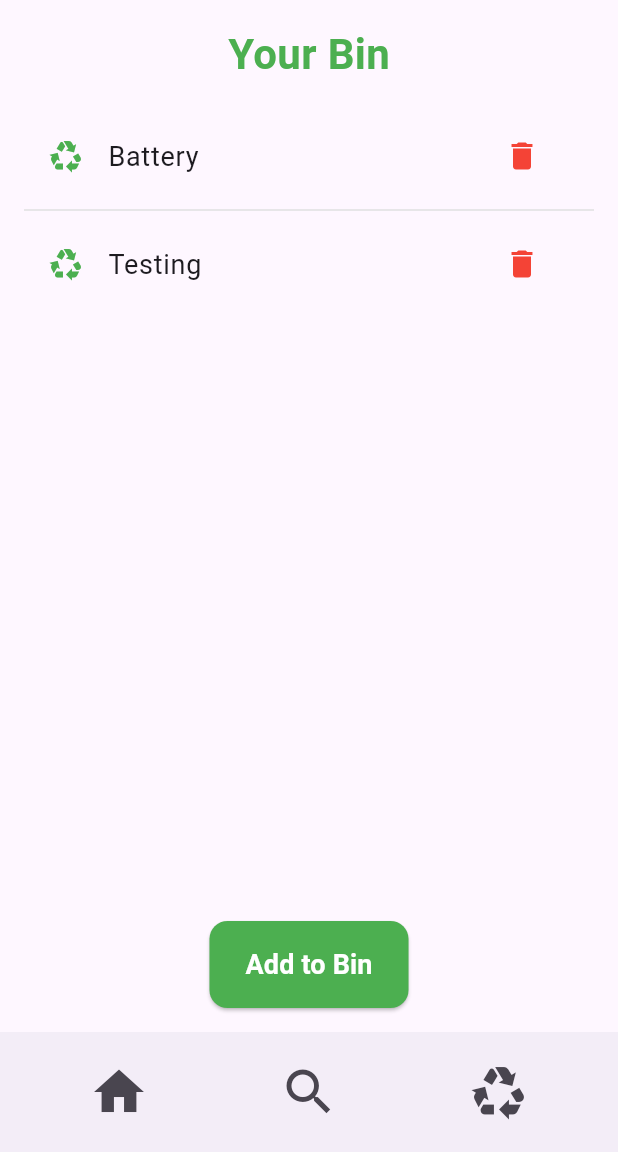
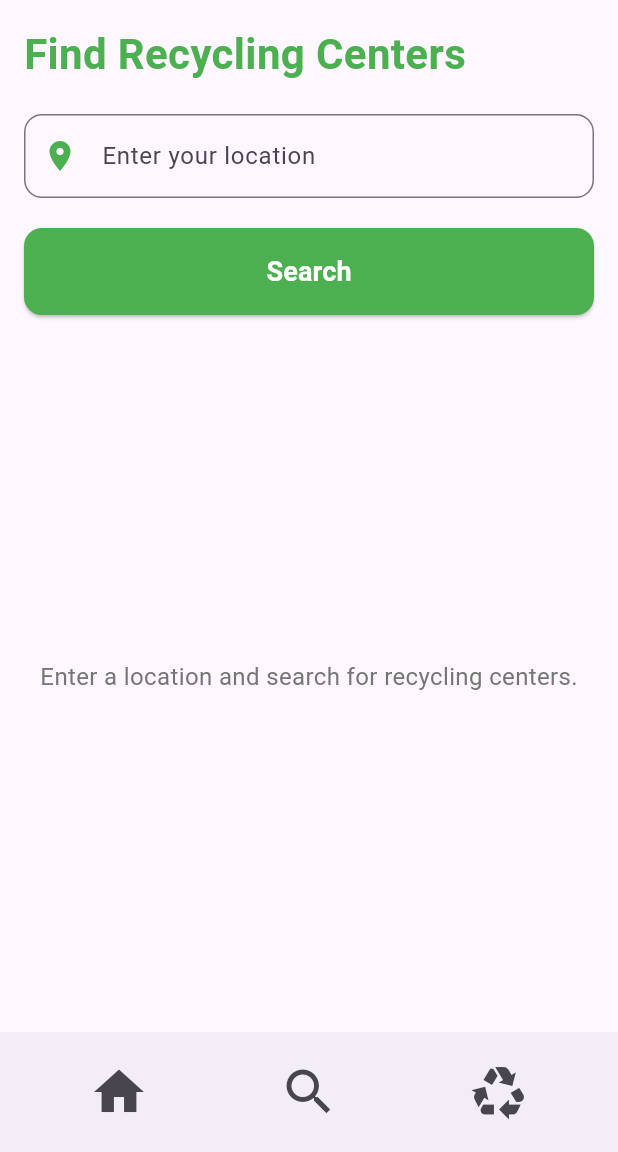
Before and after one commit to ivannimets/e-waste-hero, a Flutter app: the screen it shows after launch, on a phone screen of 412 x 824 dp, the part 84-1236 px from its top. Run offline on Flutter 3.47's test engine with Material 3 defaults, Android fonts, the phone set to English and light mode, and no system bars.

Commit message:
Search page

```diff
--- a/ewastehero/lib/main.dart
+++ b/ewastehero/lib/main.dart
@@ -1,4 +1,5 @@
 import 'package:ewastehero/screens/bin_page.dart';
+import 'package:ewastehero/screens/search_screen.dart';
 import 'package:flutter/material.dart';
 import 'screens/home_screen.dart';
 import 'screens/login_screen.dart'; // Import your HomeScreen
@@ -17,7 +18,7 @@ class EWasteHeroApp extends StatelessWidget {
         fontFamily: 'Roboto', // Default font family for the app
         visualDensity: VisualDensity.adaptivePlatformDensity,
       ),
-      home: BinScreen(),
+      home: SearchScreen(),
     );
   }
 }
--- /dev/null
+++ b/ewastehero/lib/screens/search_screen.dart
@@ -0,0 +1,113 @@
+import 'package:ewastehero/screens/base_screen.dart';
+import 'package:flutter/material.dart';
+
+class SearchScreen extends StatefulWidget {
+  @override
+  _SearchScreenState createState() => _SearchScreenState();
+}
+
+class _SearchScreenState extends State<SearchScreen> {
+  final TextEditingController _locationController = TextEditingController();
+  List<Map<String, String>> recyclingCenters = [];
+
+  // Sample data for demonstration
+  final List<Map<String, String>> sampleCenters = [
+    {"name": "Green Tech Recycling", "address": "123 Green St, Waterloo, ON"},
+    {"name": "E-Waste Solutions", "address": "456 Tech Ave, Kitchener, ON"},
+    {"name": "EcoRecycle Depot", "address": "789 Sustainability Rd, Toronto, ON"},
+  ];
+
+  void searchRecyclingCenters() {
+    // For now, just show the sample data
+    setState(() {
+      recyclingCenters = List.from(sampleCenters);
+    });
+  }
+
+  @override
+  Widget build(BuildContext context) {
+    return BaseScreen(
+      body: Padding(
+        padding: const EdgeInsets.all(16.0),
+        child: Column(
+          crossAxisAlignment: CrossAxisAlignment.start,
+          children: [
+            // Title
+            Text(
+              'Find Recycling Centers',
+              style: TextStyle(
+                fontSize: 28,
+                fontWeight: FontWeight.bold,
+                color: Colors.green,
+              ),
+            ),
+            SizedBox(height: 20),
+
+            // Location Input Field
+            TextField(
+              controller: _locationController,
+              decoration: InputDecoration(
+                labelText: "Enter your location",
+                prefixIcon: Icon(Icons.location_on, color: Colors.green),
+                border: OutlineInputBorder(borderRadius: BorderRadius.circular(12)),
+              ),
+            ),
+            SizedBox(height: 20),
+
+            // Search Button
+            ElevatedButton(
+              onPressed: searchRecyclingCenters,
+              style: ElevatedButton.styleFrom(
+                backgroundColor: Colors.green,
+                foregroundColor: Colors.white,
+                padding: EdgeInsets.symmetric(vertical: 16),
+                shape: RoundedRectangleBorder(
+                  borderRadius: BorderRadius.circular(12),
+                ),
+              ),
+              child: Center(
+                child: Text(
+                  'Search',
+                  style: TextStyle(fontSize: 18, fontWeight: FontWeight.bold),
+                ),
+              ),
+            ),
+            SizedBox(height: 20),
+
+            // Display Search Results
+            Expanded(
+              child: recyclingCenters.isEmpty
+                  ? Center(
+                child: Text(
+                  "Enter a location and search for recycling centers.",
+                  style: TextStyle(fontSize: 16, color: Colors.grey[600]),
+                ),
+              )
+                  : ListView.separated(
+                itemCount: recyclingCenters.length,
+                separatorBuilder: (context, index) => Divider(color: Colors.grey[300]),
+                itemBuilder: (context, index) {
+                  return ListTile(
+                    leading: Icon(Icons.recycling, color: Colors.green),
+                    title: Text(
+                      recyclingCenters[index]["name"]!,
+                      style: TextStyle(fontSize: 18, fontWeight: FontWeight.bold),
+                    ),
+                    subtitle: Text(
+                      recyclingCenters[index]["address"]!,
+                      style: TextStyle(fontSize: 16, color: Colors.grey[700]),
+                    ),
+                    trailing: Icon(Icons.arrow_forward, color: Colors.green),
+                    onTap: () {
+                      // TODO: Implement navigation to details page
+                    },
+                  );
+                },
+              ),
+            ),
+          ],
+        ),
+      ),
+    );
+  }
+}
--- a/ewastehero/pubspec.yaml
+++ b/ewastehero/pubspec.yaml
@@ -30,6 +30,7 @@ environment:
 dependencies:
   flutter:
     sdk: flutter
+
 
   # The following adds the Cupertino Icons font to your application.
   # Use with the CupertinoIcons class for iOS style icons.
```
